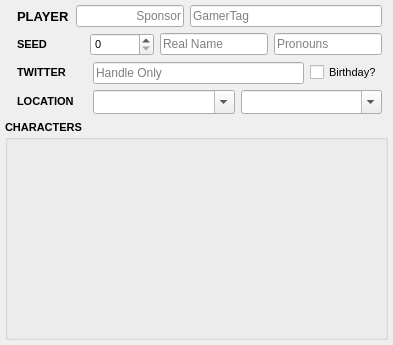
Above: src/layout/AutonaScoreboardPlayer.ui from yuya-tagu/Autona before the change. Below: the same form after it.
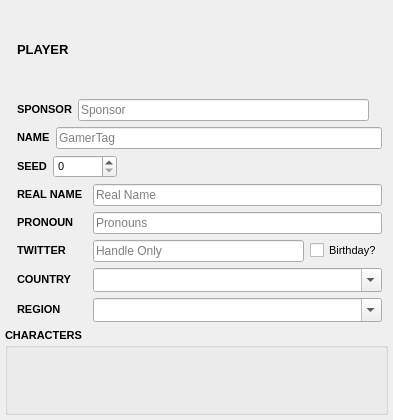
That is the form after the change.

Commit message: Analysis 全試合取得 + SCORE/PLAYERS UI 大幅刷新

The edit to the form file:
```diff
--- a/src/layout/AutonaScoreboardPlayer.ui
+++ b/src/layout/AutonaScoreboardPlayer.ui
@@ -7,7 +7,7 @@
     <x>0</x>
     <y>0</y>
     <width>393</width>
-    <height>345</height>
+    <height>420</height>
    </rect>
   </property>
   <property name="sizePolicy">
@@ -40,84 +40,7 @@
    <property name="bottomMargin">
     <number>5</number>
    </property>
-   <item row="12" column="2">
-    <layout class="QHBoxLayout" name="horizontalLayout_2">
-     <item>
-      <widget class="QLabel" name="locationLabel">
-       <property name="sizePolicy">
-        <sizepolicy hsizetype="Fixed" vsizetype="Fixed">
-         <horstretch>0</horstretch>
-         <verstretch>0</verstretch>
-        </sizepolicy>
-       </property>
-       <property name="maximumSize">
-        <size>
-         <width>70</width>
-         <height>16777215</height>
-        </size>
-       </property>
-       <property name="font">
-        <font>
-         <pointsize>8</pointsize>
-         <bold>true</bold>
-        </font>
-       </property>
-       <property name="text">
-        <string>LOCATION</string>
-       </property>
-      </widget>
-     </item>
-     <item>
-      <widget class="QComboBox" name="country">
-       <property name="sizePolicy">
-        <sizepolicy hsizetype="Minimum" vsizetype="Fixed">
-         <horstretch>0</horstretch>
-         <verstretch>0</verstretch>
-        </sizepolicy>
-       </property>
-       <property name="font">
-        <font>
-         <pointsize>9</pointsize>
-        </font>
-       </property>
-       <property name="editable">
-        <bool>true</bool>
-       </property>
-       <property name="sizeAdjustPolicy">
-        <enum>QComboBox::AdjustToMinimumContentsLengthWithIcon</enum>
-       </property>
-       <property name="placeholderText">
-        <string>Region</string>
-       </property>
-      </widget>
-     </item>
-     <item>
-      <widget class="QComboBox" name="state">
-       <property name="sizePolicy">
-        <sizepolicy hsizetype="Minimum" vsizetype="Fixed">
-         <horstretch>0</horstretch>
-         <verstretch>0</verstretch>
-        </sizepolicy>
-       </property>
-       <property name="font">
-        <font>
-         <pointsize>9</pointsize>
-        </font>
-       </property>
-       <property name="editable">
-        <bool>true</bool>
-       </property>
-       <property name="sizeAdjustPolicy">
-        <enum>QComboBox::AdjustToMinimumContentsLengthWithIcon</enum>
-       </property>
-       <property name="placeholderText">
-        <string>Country</string>
-       </property>
-      </widget>
-     </item>
-    </layout>
-   </item>
-   <item row="1" column="2">
+   <item row="0" column="2">
     <layout class="QHBoxLayout" name="titleContainer">
      <item>
       <widget class="QLabel" name="title">
@@ -127,12 +50,6 @@
          <verstretch>0</verstretch>
         </sizepolicy>
        </property>
-       <property name="maximumSize">
-        <size>
-         <width>16777215</width>
-         <height>16777215</height>
-        </size>
-       </property>
        <property name="font">
         <font>
          <pointsize>10</pointsize>
@@ -150,28 +67,102 @@
        </property>
       </widget>
      </item>
+    </layout>
+   </item>
+   <item row="1" column="2">
+    <layout class="QHBoxLayout" name="teamRow">
+     <item>
+      <widget class="QLabel" name="teamLabel">
+       <property name="sizePolicy">
+        <sizepolicy hsizetype="Fixed" vsizetype="Fixed">
+         <horstretch>0</horstretch>
+         <verstretch>0</verstretch>
+        </sizepolicy>
+       </property>
+       <property name="maximumSize">
+        <size>
+         <width>70</width>
+         <height>16777215</height>
+        </size>
+       </property>
+       <property name="font">
+        <font>
+         <pointsize>8</pointsize>
+         <bold>true</bold>
+        </font>
+       </property>
+       <property name="text">
+        <string>SPONSOR</string>
+       </property>
+      </widget>
+     </item>
      <item>
       <widget class="QLineEdit" name="team">
-       <property name="sizePolicy">
-        <sizepolicy hsizetype="Maximum" vsizetype="Fixed">
-         <horstretch>0</horstretch>
-         <verstretch>0</verstretch>
-        </sizepolicy>
-       </property>
        <property name="font">
         <font>
          <pointsize>9</pointsize>
         </font>
        </property>
-       <property name="alignment">
-        <set>Qt::AlignRight|Qt::AlignTrailing|Qt::AlignVCenter</set>
-       </property>
        <property name="placeholderText">
         <string>Sponsor</string>
        </property>
       </widget>
      </item>
      <item>
+      <widget class="QLabel" name="seedDisplay">
+       <property name="sizePolicy">
+        <sizepolicy hsizetype="Fixed" vsizetype="Fixed">
+         <horstretch>0</horstretch>
+         <verstretch>0</verstretch>
+        </sizepolicy>
+       </property>
+       <property name="font">
+        <font>
+         <pointsize>9</pointsize>
+         <bold>true</bold>
+        </font>
+       </property>
+       <property name="text">
+        <string/>
+       </property>
+       <property name="alignment">
+        <set>Qt::AlignRight|Qt::AlignTrailing|Qt::AlignVCenter</set>
+       </property>
+       <property name="styleSheet">
+        <string notr="true">color: rgba(255,255,255,0.75);</string>
+       </property>
+      </widget>
+     </item>
+    </layout>
+   </item>
+   <item row="2" column="2">
+    <layout class="QHBoxLayout" name="nameRow">
+     <item>
+      <widget class="QLabel" name="nameLabel">
+       <property name="sizePolicy">
+        <sizepolicy hsizetype="Fixed" vsizetype="Fixed">
+         <horstretch>0</horstretch>
+         <verstretch>0</verstretch>
+        </sizepolicy>
+       </property>
+       <property name="maximumSize">
+        <size>
+         <width>70</width>
+         <height>16777215</height>
+        </size>
+       </property>
+       <property name="font">
+        <font>
+         <pointsize>8</pointsize>
+         <bold>true</bold>
+        </font>
+       </property>
+       <property name="text">
+        <string>NAME</string>
+       </property>
+      </widget>
+     </item>
+     <item>
       <widget class="QLineEdit" name="name">
        <property name="font">
         <font>
@@ -185,70 +176,7 @@
      </item>
     </layout>
    </item>
-   <item row="6" column="2">
-    <layout class="QHBoxLayout" name="horizontalLayout_5">
-     <item>
-      <widget class="QLabel" name="twitterLabel">
-       <property name="sizePolicy">
-        <sizepolicy hsizetype="Fixed" vsizetype="Fixed">
-         <horstretch>0</horstretch>
-         <verstretch>0</verstretch>
-        </sizepolicy>
-       </property>
-       <property name="maximumSize">
-        <size>
-         <width>70</width>
-         <height>16777215</height>
-        </size>
-       </property>
-       <property name="font">
-        <font>
-         <pointsize>8</pointsize>
-         <bold>true</bold>
-        </font>
-       </property>
-       <property name="text">
-        <string>TWITTER</string>
-       </property>
-       <property name="margin">
-        <number>0</number>
-       </property>
-      </widget>
-     </item>
-     <item>
-      <widget class="QLineEdit" name="twitter">
-       <property name="sizePolicy">
-        <sizepolicy hsizetype="Preferred" vsizetype="Fixed">
-         <horstretch>0</horstretch>
-         <verstretch>0</verstretch>
-        </sizepolicy>
-       </property>
-       <property name="font">
-        <font>
-         <pointsize>9</pointsize>
-        </font>
-       </property>
-       <property name="placeholderText">
-        <string>Handle Only</string>
-       </property>
-      </widget>
-     </item>
-     <item>
-      <widget class="QCheckBox" name="birthday">
-       <property name="sizePolicy">
-        <sizepolicy hsizetype="Maximum" vsizetype="Fixed">
-         <horstretch>0</horstretch>
-         <verstretch>0</verstretch>
-        </sizepolicy>
-       </property>
-       <property name="text">
-        <string>Birthday?</string>
-       </property>
-      </widget>
-     </item>
-    </layout>
-   </item>
-   <item row="2" column="2">
+   <item row="3" column="2">
     <layout class="QHBoxLayout" name="horizontalLayout">
      <item>
       <widget class="QLabel" name="seedLabel">
@@ -292,6 +220,48 @@
       </widget>
      </item>
      <item>
+      <spacer name="seedSpacer">
+       <property name="orientation">
+        <enum>Qt::Horizontal</enum>
+       </property>
+       <property name="sizeHint" stdset="0">
+        <size>
+         <width>40</width>
+         <height>20</height>
+        </size>
+       </property>
+      </spacer>
+     </item>
+    </layout>
+   </item>
+   <item row="4" column="2">
+    <layout class="QHBoxLayout" name="realNameRow">
+     <item>
+      <widget class="QLabel" name="realNameLabel">
+       <property name="sizePolicy">
+        <sizepolicy hsizetype="Fixed" vsizetype="Fixed">
+         <horstretch>0</horstretch>
+         <verstretch>0</verstretch>
+        </sizepolicy>
+       </property>
+       <property name="maximumSize">
+        <size>
+         <width>70</width>
+         <height>16777215</height>
+        </size>
+       </property>
+       <property name="font">
+        <font>
+         <pointsize>8</pointsize>
+         <bold>true</bold>
+        </font>
+       </property>
+       <property name="text">
+        <string>REAL NAME</string>
+       </property>
+      </widget>
+     </item>
+     <item>
       <widget class="QLineEdit" name="real_name">
        <property name="sizePolicy">
         <sizepolicy hsizetype="Preferred" vsizetype="Fixed">
@@ -309,6 +279,35 @@
        </property>
       </widget>
      </item>
+    </layout>
+   </item>
+   <item row="5" column="2">
+    <layout class="QHBoxLayout" name="pronounRow">
+     <item>
+      <widget class="QLabel" name="pronounLabel">
+       <property name="sizePolicy">
+        <sizepolicy hsizetype="Fixed" vsizetype="Fixed">
+         <horstretch>0</horstretch>
+         <verstretch>0</verstretch>
+        </sizepolicy>
+       </property>
+       <property name="maximumSize">
+        <size>
+         <width>70</width>
+         <height>16777215</height>
+        </size>
+       </property>
+       <property name="font">
+        <font>
+         <pointsize>8</pointsize>
+         <bold>true</bold>
+        </font>
+       </property>
+       <property name="text">
+        <string>PRONOUN</string>
+       </property>
+      </widget>
+     </item>
      <item>
       <widget class="QLineEdit" name="pronoun">
        <property name="sizePolicy">
@@ -329,6 +328,175 @@
      </item>
     </layout>
    </item>
+   <item row="6" column="2">
+    <layout class="QHBoxLayout" name="horizontalLayout_5">
+     <item>
+      <widget class="QLabel" name="twitterLabel">
+       <property name="sizePolicy">
+        <sizepolicy hsizetype="Fixed" vsizetype="Fixed">
+         <horstretch>0</horstretch>
+         <verstretch>0</verstretch>
+        </sizepolicy>
+       </property>
+       <property name="maximumSize">
+        <size>
+         <width>70</width>
+         <height>16777215</height>
+        </size>
+       </property>
+       <property name="font">
+        <font>
+         <pointsize>8</pointsize>
+         <bold>true</bold>
+        </font>
+       </property>
+       <property name="text">
+        <string>TWITTER</string>
+       </property>
+       <property name="margin">
+        <number>0</number>
+       </property>
+      </widget>
+     </item>
+     <item>
+      <widget class="QLineEdit" name="twitter">
+       <property name="sizePolicy">
+        <sizepolicy hsizetype="Preferred" vsizetype="Fixed">
+         <horstretch>0</horstretch>
+         <verstretch>0</verstretch>
+        </sizepolicy>
+       </property>
+       <property name="font">
+        <font>
+         <pointsize>9</pointsize>
+        </font>
+       </property>
+       <property name="placeholderText">
+        <string>Handle Only</string>
+       </property>
+      </widget>
+     </item>
+     <item>
+      <widget class="QCheckBox" name="birthday">
+       <property name="sizePolicy">
+        <sizepolicy hsizetype="Maximum" vsizetype="Fixed">
+         <horstretch>0</horstretch>
+         <verstretch>0</verstretch>
+        </sizepolicy>
+       </property>
+       <property name="text">
+        <string>Birthday?</string>
+       </property>
+      </widget>
+     </item>
+    </layout>
+   </item>
+   <item row="7" column="2">
+    <layout class="QHBoxLayout" name="countryRow">
+     <item>
+      <widget class="QLabel" name="locationLabel">
+       <property name="sizePolicy">
+        <sizepolicy hsizetype="Fixed" vsizetype="Fixed">
+         <horstretch>0</horstretch>
+         <verstretch>0</verstretch>
+        </sizepolicy>
+       </property>
+       <property name="maximumSize">
+        <size>
+         <width>70</width>
+         <height>16777215</height>
+        </size>
+       </property>
+       <property name="font">
+        <font>
+         <pointsize>8</pointsize>
+         <bold>true</bold>
+        </font>
+       </property>
+       <property name="text">
+        <string>COUNTRY</string>
+       </property>
+      </widget>
+     </item>
+     <item>
+      <widget class="QComboBox" name="country">
+       <property name="sizePolicy">
+        <sizepolicy hsizetype="Minimum" vsizetype="Fixed">
+         <horstretch>0</horstretch>
+         <verstretch>0</verstretch>
+        </sizepolicy>
+       </property>
+       <property name="font">
+        <font>
+         <pointsize>9</pointsize>
+        </font>
+       </property>
+       <property name="editable">
+        <bool>true</bool>
+       </property>
+       <property name="sizeAdjustPolicy">
+        <enum>QComboBox::AdjustToMinimumContentsLengthWithIcon</enum>
+       </property>
+       <property name="placeholderText">
+        <string>Country</string>
+       </property>
+      </widget>
+     </item>
+    </layout>
+   </item>
+   <item row="8" column="2">
+    <layout class="QHBoxLayout" name="stateRow">
+     <item>
+      <widget class="QLabel" name="stateLabel">
+       <property name="sizePolicy">
+        <sizepolicy hsizetype="Fixed" vsizetype="Fixed">
+         <horstretch>0</horstretch>
+         <verstretch>0</verstretch>
+        </sizepolicy>
+       </property>
+       <property name="maximumSize">
+        <size>
+         <width>70</width>
+         <height>16777215</height>
+        </size>
+       </property>
+       <property name="font">
+        <font>
+         <pointsize>8</pointsize>
+         <bold>true</bold>
+        </font>
+       </property>
+       <property name="text">
+        <string>REGION</string>
+       </property>
+      </widget>
+     </item>
+     <item>
+      <widget class="QComboBox" name="state">
+       <property name="sizePolicy">
+        <sizepolicy hsizetype="Minimum" vsizetype="Fixed">
+         <horstretch>0</horstretch>
+         <verstretch>0</verstretch>
+        </sizepolicy>
+       </property>
+       <property name="font">
+        <font>
+         <pointsize>9</pointsize>
+        </font>
+       </property>
+       <property name="editable">
+        <bool>true</bool>
+       </property>
+       <property name="sizeAdjustPolicy">
+        <enum>QComboBox::AdjustToMinimumContentsLengthWithIcon</enum>
+       </property>
+       <property name="placeholderText">
+        <string>Region</string>
+       </property>
+      </widget>
+     </item>
+    </layout>
+   </item>
    <item row="15" column="0" colspan="4">
     <widget class="QGroupBox" name="characters">
      <property name="font">
```
The commit also changes 13 other files.
